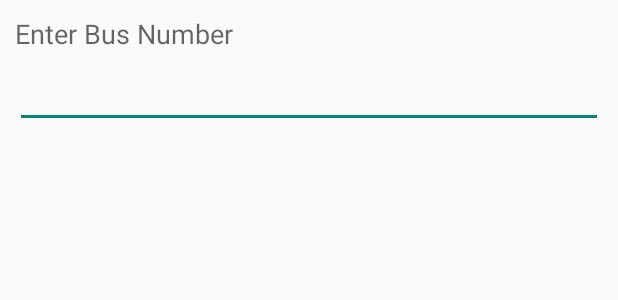
After one commit to khurranasagar/busKAROApp, an Android app: the layout prompts.xml on its own in the app's theme, with its tools: preview values and no code run, on a phone screen of 412 x 824 dp. The commit adds this screen. Shown: the top 300 px of the screen. Run offline under Robolectric (Android 15) with nearby library versions, the phone set to English and light mode, and no system bars.

Commit message:
Merge branch 'master' of D:\AndroidStudioProjects\busKARO with conflicts.

```diff
--- a/app/src/main/java/com/example/sagar/buskaro/Homepage.java
+++ b/app/src/main/java/com/example/sagar/buskaro/Homepage.java
@@ -35,8 +35,6 @@ public class Homepage extends AppCompatActivity
     protected void onCreate(Bundle savedInstanceState) {
         super.onCreate(savedInstanceState);
         setContentView(R.layout.activity_homepage);
-
-
 
         FloatingActionButton FAB = (FloatingActionButton) findViewById(R.id.myLocation);
         FAB.setVisibility(View.GONE);
--- /dev/null
+++ b/app/src/main/res/layout/prompts.xml
@@ -0,0 +1,26 @@
+<?xml version="1.0" encoding="utf-8"?>
+<LinearLayout xmlns:android="http://schemas.android.com/apk/res/android"
+    android:id="@+id/layout_root"
+    android:layout_width="fill_parent"
+    android:layout_height="fill_parent"
+    android:orientation="vertical"
+    android:padding="10dp" >
+
+    <TextView
+        android:id="@+id/textView1"
+        android:layout_width="wrap_content"
+        android:layout_height="wrap_content"
+        android:text="Enter Bus Number"
+        android:layout_marginBottom="5dp"
+        android:textAppearance="?android:attr/textAppearanceMedium" />
+
+    <EditText
+        android:id="@+id/editTextDialogUserInput"
+        android:layout_width="match_parent"
+        android:layout_height="wrap_content" >
+
+        <requestFocus />
+
+    </EditText>
+
+</LinearLayout>
--- a/app/src/main/res/values/strings.xml
+++ b/app/src/main/res/values/strings.xml
@@ -30,4 +30,6 @@
     <string name="help_title">Help</string>
     <string name="title_activity_favorites">Favorites</string>
     <string name="contact">Contact Us</string>
+    <string name="dest">Dest</string>
+    <string name="busno">Bus\nNo</string>
 </resources>
```
Also changed, not shown: app/src/main/java/com/example/sagar/buskaro/Favorites.java (+50 -1 lines), app/src/main/res/layout/activity_favorites.xml (+60 -13 lines).
